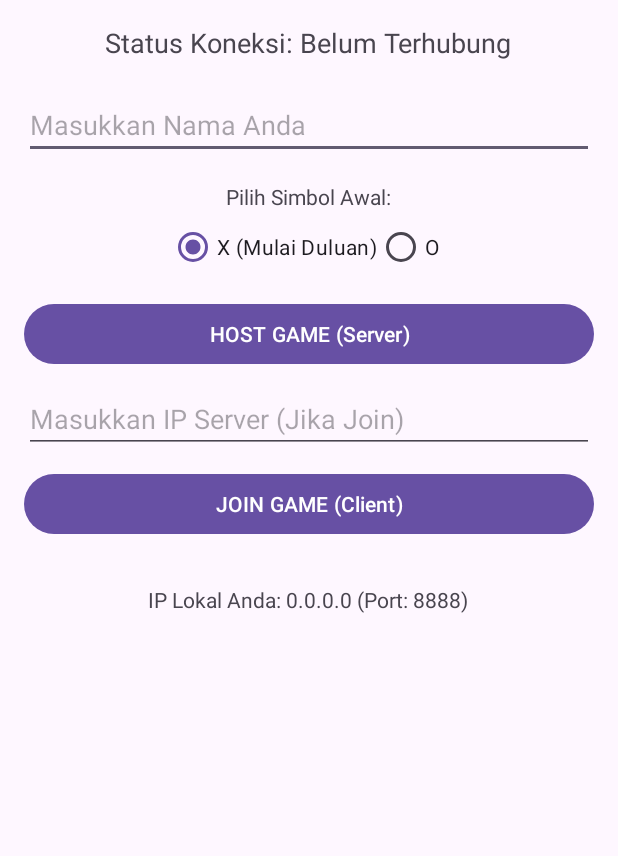
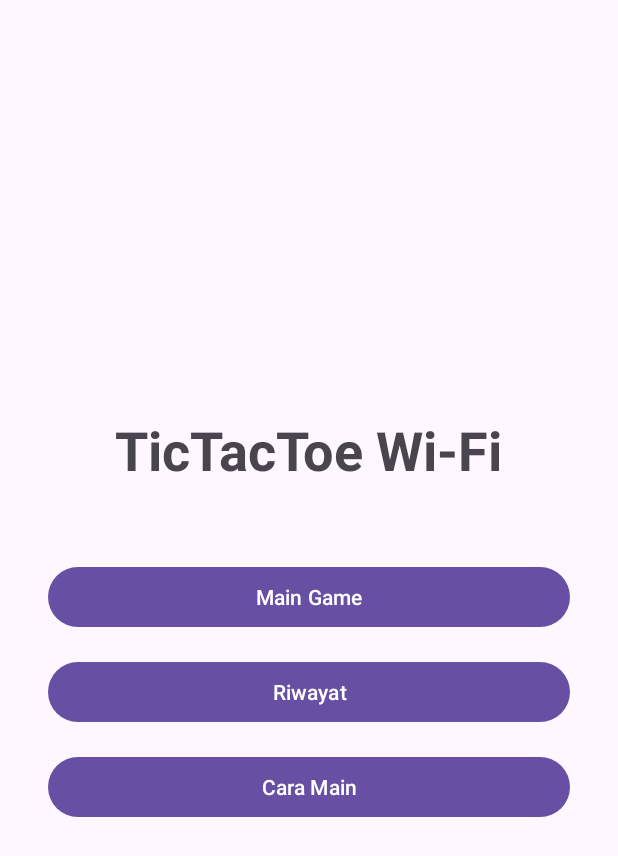
Before and after one commit to arx64/TicTacToeWIFi, an Android app: the screen it shows after launch (MainActivity before the commit, MenuActivity after it), on a phone screen of 412 x 824 dp. Shown: the top 856 px of the screen. Run offline under Robolectric (Android 15) with nearby library versions, the phone set to English and light mode, and no system bars.

Commit message:
feat: Implement game history and main menu
This commit introduces a game history feature to save and display past matches, and adds a main menu to improve app navigation.

- **Game History:**
  - Create `HistoryManager` to save and load game records using `SharedPreferences`.
  - Implement `GameRecord` data class to store match details like player names, scores, start time, and end time.
  - Game results are now automatically saved at the end of a match, including wins, losses, and timeouts.
  - Add a `HistoryActivity` with a custom `ArrayAdapter` to display the list of saved game records.
  - The winner of each match is highlighted in the history view.

- **Main Menu:**
  - Introduce `MenuActivity` as the new main entry point for the application.
  - The menu provides options to start a new game, view game history, or see instructions on how to play.
  - Update `AndroidManifest.xml` to set `MenuActivity` as the launcher activity.

```diff
--- /dev/null
+++ b/app/src/main/java/com/example/tictactoe_wifi/MenuActivity.java
@@ -0,0 +1,39 @@
+// com.example.tictactoe_wifi/MenuActivity.java
+package com.example.tictactoe_wifi;
+
+import androidx.appcompat.app.AppCompatActivity;
+import android.content.Intent;
+import android.os.Bundle;
+import android.widget.Button;
+import android.widget.Toast;
+
+public class MenuActivity extends AppCompatActivity {
+
+    @Override
+    protected void onCreate(Bundle savedInstanceState) {
+        super.onCreate(savedInstanceState);
+        setContentView(R.layout.activity_menu);
+
+        Button btnStartGame = findViewById(R.id.btn_start_game);
+        Button btnHistory = findViewById(R.id.btn_history);
+        Button btnHowToPlay = findViewById(R.id.btn_how_to_play);
+
+        // 1. Tombol "Main Game" -> Membuka MainActivity (Layar Koneksi)
+        btnStartGame.setOnClickListener(v -> {
+            Intent intent = new Intent(MenuActivity.this, MainActivity.class);
+            startActivity(intent);
+        });
+
+        // 2. Tombol "Riwayat" (Placeholder)
+        btnHistory.setOnClickListener(v -> {
+            Intent intent = new Intent(MenuActivity.this, HistoryActivity.class);
+            startActivity(intent);
+        });
+
+        // 3. Tombol "Cara Main" (Placeholder)
+        btnHowToPlay.setOnClickListener(v -> {
+            // Di sini Anda bisa meluncurkan Activity Cara Main atau menampilkan dialog
+            Toast.makeText(MenuActivity.this, "Cara Main: Hubungkan dua perangkat ke Wi-Fi yang sama. Satu menjadi HOST, yang lain JOIN dengan memasukkan IP HOST.", Toast.LENGTH_LONG).show();
+        });
+    }
+}
--- /dev/null
+++ b/app/src/main/res/layout/activity_menu.xml
@@ -0,0 +1,39 @@
+<!-- res/layout/activity_menu.xml -->
+<LinearLayout xmlns:android="http://schemas.android.com/apk/res/android"
+    xmlns:tools="http://schemas.android.com/tools"
+    android:layout_width="match_parent"
+    android:layout_height="match_parent"
+    android:orientation="vertical"
+    android:gravity="center"
+    android:padding="32dp"
+    tools:context=".MenuActivity">
+
+    <TextView
+        android:layout_width="wrap_content"
+        android:layout_height="wrap_content"
+        android:text="TicTacToe Wi-Fi"
+        android:textSize="36sp"
+        android:textStyle="bold"
+        android:layout_marginBottom="50dp"/>
+
+    <Button
+        android:id="@+id/btn_start_game"
+        android:layout_width="match_parent"
+        android:layout_height="wrap_content"
+        android:text="Main Game"
+        android:layout_marginBottom="15dp"/>
+
+    <Button
+        android:id="@+id/btn_history"
+        android:layout_width="match_parent"
+        android:layout_height="wrap_content"
+        android:text="Riwayat"
+        android:layout_marginBottom="15dp"/>
+
+    <Button
+        android:id="@+id/btn_how_to_play"
+        android:layout_width="match_parent"
+        android:layout_height="wrap_content"
+        android:text="Cara Main"/>
+
+</LinearLayout>
```
Also changed, not shown: app/src/main/AndroidManifest.xml (+11 -4 lines), app/src/main/java/com/example/tictactoe_wifi/GameActivity.java (+32 -2 lines), app/src/main/java/com/example/tictactoe_wifi/GameRecord.java (added, +44 -0 lines), app/src/main/java/com/example/tictactoe_wifi/HistoryActivity.java (added, +75 -0 lines), app/src/main/java/com/example/tictactoe_wifi/HistoryManager.java (added, +55 -0 lines), app/src/main/res/layout/activity_history.xml (added, +24 -0 lines), app/src/main/res/layout/item_history_record.xml (added, +29 -0 lines).
